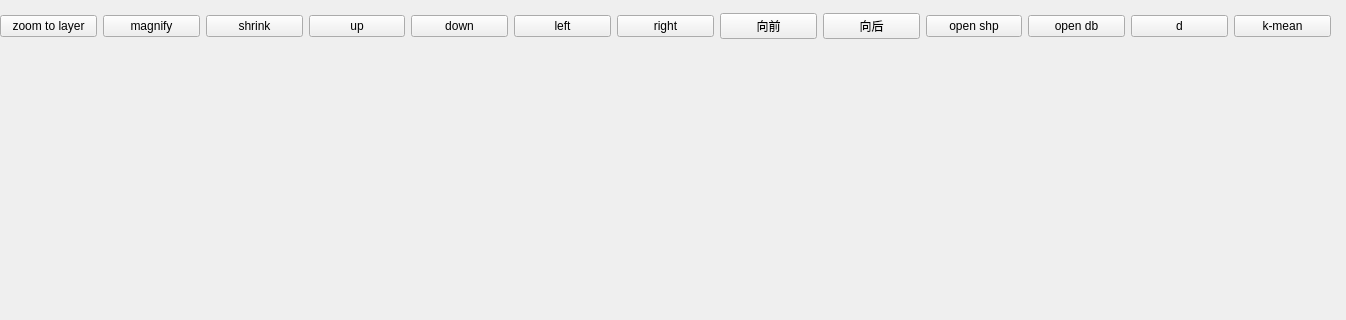
The window that mainWindow/Lesson.ui (BenfenYU/mini_gis) describes before a commit, drawn with Qt 5; both pictures show x 0 to 1346 and y 0 to 320 of the 1346 by 608 pixel window.
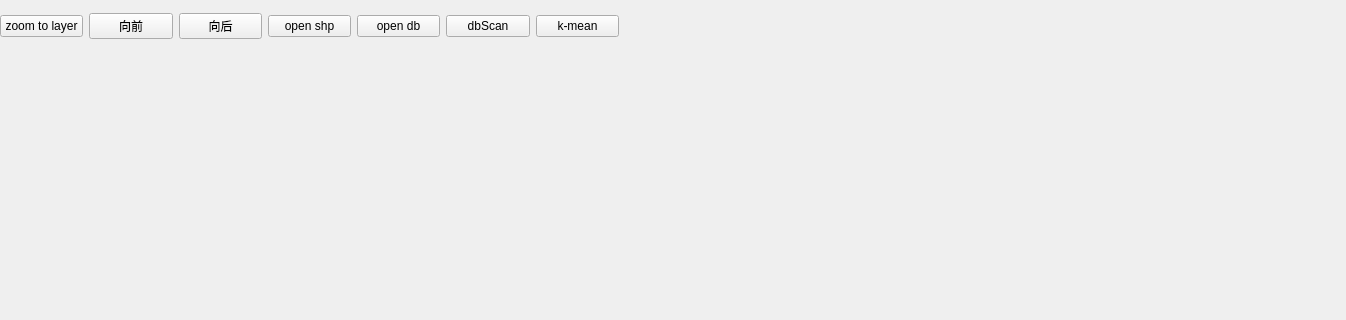
The same window after the commit.

The edit to the form file:
```diff
--- a/mainWindow/Lesson.ui
+++ b/mainWindow/Lesson.ui
@@ -18,7 +18,7 @@
     <rect>
      <x>0</x>
      <y>10</y>
-     <width>1331</width>
+     <width>619</width>
      <height>33</height>
     </rect>
    </property>
@@ -30,48 +30,6 @@
       </property>
      </widget>
     </item>
-    <item>
-     <widget class="QPushButton" name="pushButton_4">
-      <property name="text">
-       <string>magnify</string>
-      </property>
-     </widget>
-    </item>
-    <item>
-     <widget class="QPushButton" name="pushButton_7">
-      <property name="text">
-       <string>shrink</string>
-      </property>
-     </widget>
-    </item>
-    <item>
-     <widget class="QPushButton" name="pushButton_5">
-      <property name="text">
-       <string>up</string>
-      </property>
-     </widget>
-    </item>
-    <item>
-     <widget class="QPushButton" name="pushButton_3">
-      <property name="text">
-       <string>down</string>
-      </property>
-     </widget>
-    </item>
-    <item>
-     <widget class="QPushButton" name="pushButton_8">
-      <property name="text">
-       <string>left</string>
-      </property>
-     </widget>
-    </item>
-    <item>
-     <widget class="QPushButton" name="pushButton_6">
-      <property name="text">
-       <string>right</string>
-      </property>
-     </widget>
-    </item>
     <item>
      <widget class="QPushButton" name="pushButton_9">
       <property name="text">
@@ -103,7 +61,7 @@
     <item>
      <widget class="QPushButton" name="pushButton_13">
       <property name="text">
-       <string>d</string>
+       <string>dbScan</string>
       </property>
      </widget>
     </item>
```
